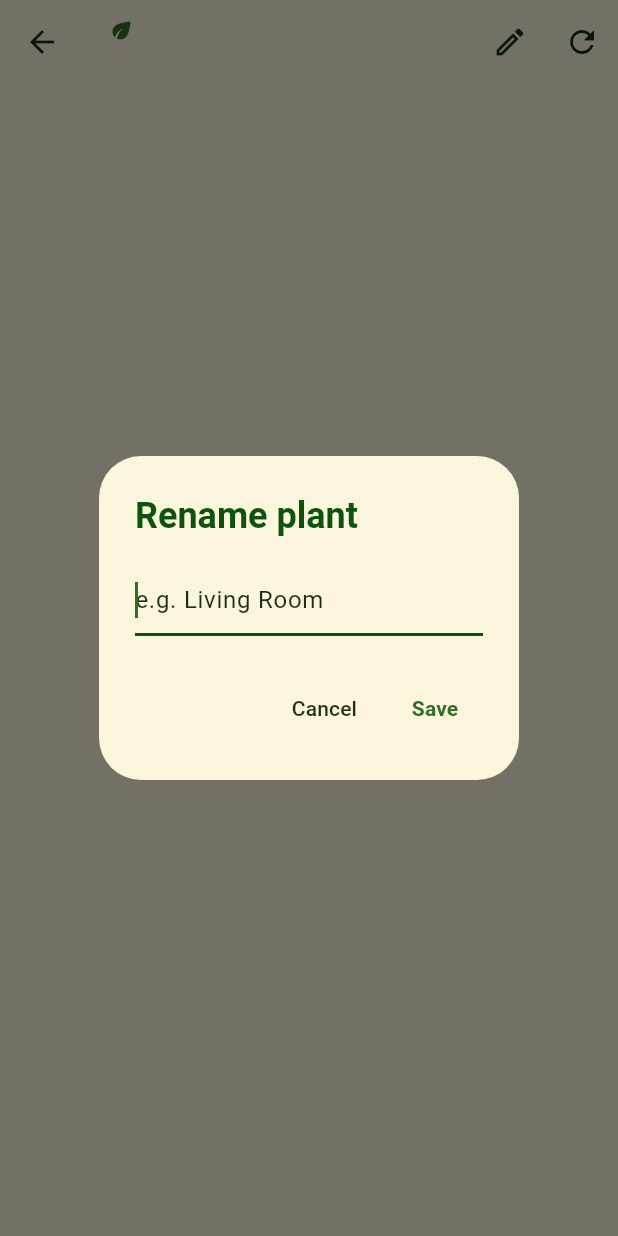
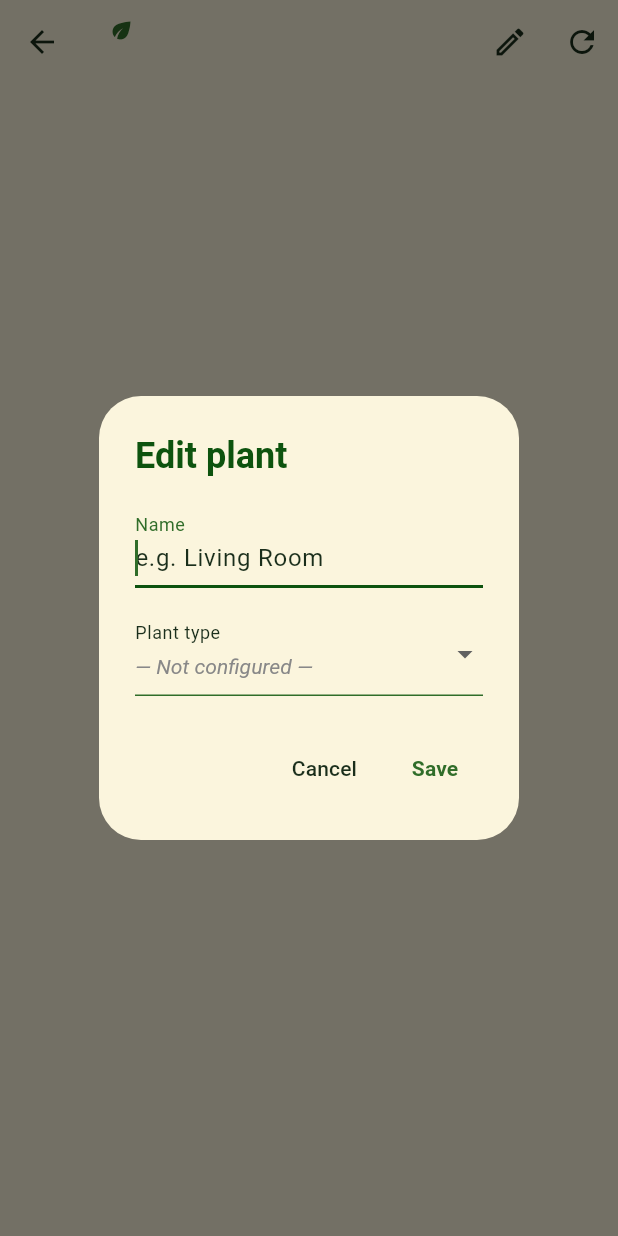
Before and after one commit to EudaldSans/ficus_app, a Flutter app: the PlantDetailScreen screen opened directly with empty values, after a tap on the "edit" icon, on a phone screen of 412 x 824 dp. Run offline on Flutter 3.47's test engine with Material 3 defaults, Android fonts, the phone set to English and light mode, and no system bars; our stand-ins replace cloud_firestore, firebase_core, firebase_database, fl_chart, flutter_riverpod, go_router; accounts and stored records are empty.

Commit message:
move plant type editing away from plant detail screen to plant edit screen

```diff
--- a/lib/features/plant_detail/presentation/screens/plant_detail_screen.dart
+++ b/lib/features/plant_detail/presentation/screens/plant_detail_screen.dart
@@ -53,8 +53,13 @@ class PlantDetailScreen extends ConsumerWidget {
         actions: [
           IconButton(
             icon: const Icon(Icons.edit_outlined),
-            tooltip: 'Rename',
-            onPressed: () => _showRenameDialog(context, ref, plant?.name ?? ''),
+            tooltip: 'Edit',
+            onPressed: () => _showEditDialog(
+              context,
+              ref,
+              plant?.name ?? '',
+              ref.read(plantTypeProvider(macAddress)),
+            ),
           ),
           if (readingsAsync.isLoading)
             const Padding(
@@ -82,26 +87,32 @@ class PlantDetailScreen extends ConsumerWidget {
     );
   }
 
-  Future<void> _showRenameDialog(
+  Future<void> _showEditDialog(
     BuildContext context,
     WidgetRef ref,
     String currentName,
+    PlantType? currentType,
   ) async {
     final controller = TextEditingController(text: currentName);
+    PlantType? selectedType = currentType;
 
-    final result = await showDialog<String>(
+    final result = await showDialog<(String, PlantType?)>(
       context: context,
       builder: (ctx) => AlertDialog(
           backgroundColor: AppColors.cream,
           title: const Text(
-          'Rename plant',
+            'Edit plant',
             style: TextStyle(color: AppColors.greenDark, fontWeight: FontWeight.w700),
           ),
-        content: TextField(
+          content: Column(
+            mainAxisSize: MainAxisSize.min,
+            children: [
+              TextField(
                 controller: controller,
                 autofocus: true,
                 maxLength: 32,
                 decoration: const InputDecoration(
+                  labelText: 'Name',
                   hintText: 'e.g. Living Room',
                   counterText: '',
                   enabledBorder: UnderlineInputBorder(
@@ -111,7 +122,40 @@ class PlantDetailScreen extends ConsumerWidget {
                     borderSide: BorderSide(color: AppColors.greenDark, width: 2),
                   ),
                 ),
-          onSubmitted: (v) => Navigator.pop(ctx, v.trim()),
+              ),
+              const SizedBox(height: 16),
+              DropdownButtonFormField<PlantType?>(
+                initialValue: selectedType,
+                decoration: const InputDecoration(
+                  labelText: 'Plant type',
+                  enabledBorder: UnderlineInputBorder(
+                    borderSide: BorderSide(color: AppColors.green),
+                  ),
+                  focusedBorder: UnderlineInputBorder(
+                    borderSide: BorderSide(color: AppColors.greenDark, width: 2),
+                  ),
+                ),
+                dropdownColor: AppColors.cream,
+                style: const TextStyle(color: AppColors.greenDark),
+                items: [
+                  const DropdownMenuItem<PlantType?>(
+                    value: null,
+                    child: Text(
+                      '— Not configured —',
+                      style: TextStyle(
+                          color: Color(0xFF888888), fontStyle: FontStyle.italic),
+                    ),
+                  ),
+                  ...PlantType.values.map(
+                    (t) => DropdownMenuItem<PlantType?>(
+                      value: t,
+                      child: Text(t.displayName),
+                    ),
+                  ),
+                ],
+                onChanged: (type) => selectedType = type,
+              ),
+            ],
           ),
           actions: [
             TextButton(
@@ -119,22 +163,26 @@ class PlantDetailScreen extends ConsumerWidget {
               child: const Text('Cancel', style: TextStyle(color: AppColors.onSurface)),
             ),
             TextButton(
-            onPressed: () => Navigator.pop(ctx, controller.text.trim()),
-            child: const Text('Save',
-                style: TextStyle(
-                    color: AppColors.green, fontWeight: FontWeight.w700)),
+              onPressed: () =>
+                  Navigator.pop(ctx, (controller.text.trim(), selectedType)),
+              child: const Text(
+                'Save',
+                style: TextStyle(color: AppColors.green, fontWeight: FontWeight.w700),
+              ),
             ),
           ],
         ),
     );
 
     if (result == null || !context.mounted) return;
-    await ref.read(plantRepositoryProvider).savePlantName(macAddress, result);
+    final (name, type) = result;
+    await ref.read(plantRepositoryProvider).savePlantName(macAddress, name);
+    await ref.read(plantTypeProvider(macAddress).notifier).setType(type);
     ref.invalidate(plantsProvider);
   }
 }
 
-// ── Plant type selector ───────────────────────────────────────────────────────
+// ── Plant type info (read-only) ───────────────────────────────────────────────
 
 class _PlantTypeSection extends ConsumerWidget {
   final String macAddress;
@@ -143,7 +191,7 @@ class _PlantTypeSection extends ConsumerWidget {
 
   @override
   Widget build(BuildContext context, WidgetRef ref) {
-    final selectedType = ref.watch(plantTypeProvider(macAddress));
+    final type = ref.watch(plantTypeProvider(macAddress));
 
     return Container(
       margin: const EdgeInsets.only(bottom: 24),
@@ -167,51 +215,32 @@ class _PlantTypeSection extends ConsumerWidget {
                       fontWeight: FontWeight.w700,
                     ),
               ),
-            ],
-          ),
-          const SizedBox(height: 8),
-          Container(
-            padding: const EdgeInsets.symmetric(horizontal: 12),
-            decoration: BoxDecoration(
-              color: AppColors.cream,
-              borderRadius: BorderRadius.circular(8),
-            ),
-            child: DropdownButton<PlantType?>(
-              value: selectedType,
-              isExpanded: true,
-              underline: const SizedBox.shrink(),
-              dropdownColor: AppColors.cream,
+              const Spacer(),
+              if (type != null)
+                Text(
+                  type.displayName,
                   style: Theme.of(context)
                       .textTheme
                       .bodyMedium
                       ?.copyWith(color: AppColors.greenDark),
-              items: [
-                const DropdownMenuItem<PlantType?>(
-                  value: null,
-                  child: Text(
-                    '— Not configured —',
-                    style: TextStyle(
-                        color: Color(0xFF888888), fontStyle: FontStyle.italic),
-                  ),
-                ),
-                ...PlantType.values.map(
-                  (t) => DropdownMenuItem<PlantType?>(
-                    value: t,
-                    child: Text(t.displayName),
+                )
+              else
+                Text(
+                  'Not configured',
+                  style: Theme.of(context).textTheme.bodyMedium?.copyWith(
+                        color: AppColors.onSurface.withValues(alpha: 0.45),
+                        fontStyle: FontStyle.italic,
                       ),
                 ),
             ],
-              onChanged: (type) =>
-                  ref.read(plantTypeProvider(macAddress).notifier).setType(type),
           ),
-          ),
-          if (selectedType != null) ...[
-            const SizedBox(height: 10),
+          if (type != null) ...[
+            const SizedBox(height: 8),
             Text(
-              'Ideal: ${selectedType.tempIdealMin.toStringAsFixed(0)}–'
-              '${selectedType.tempIdealMax.toStringAsFixed(0)} °C  ·  '
-              '${selectedType.soilMoistureIdealMin.toStringAsFixed(0)}–'
-              '${selectedType.soilMoistureIdealMax.toStringAsFixed(0)} % soil moisture',
+              'Ideal: ${type.tempIdealMin.toStringAsFixed(0)}–'
+              '${type.tempIdealMax.toStringAsFixed(0)} °C  ·  '
+              '${type.soilMoistureIdealMin.toStringAsFixed(0)}–'
+              '${type.soilMoistureIdealMax.toStringAsFixed(0)} % soil moisture',
               style: Theme.of(context).textTheme.bodySmall?.copyWith(
                     color: AppColors.onSurface.withValues(alpha: 0.55),
                   ),
```
Lines whose indentation alone changed are shown as unchanged.
